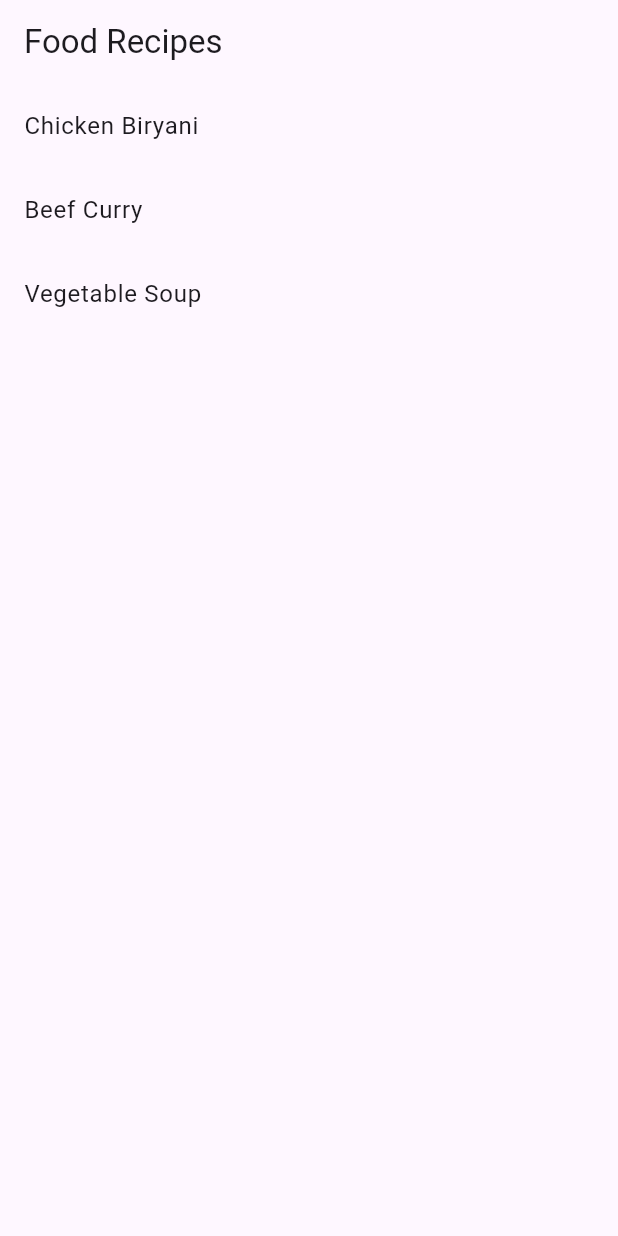
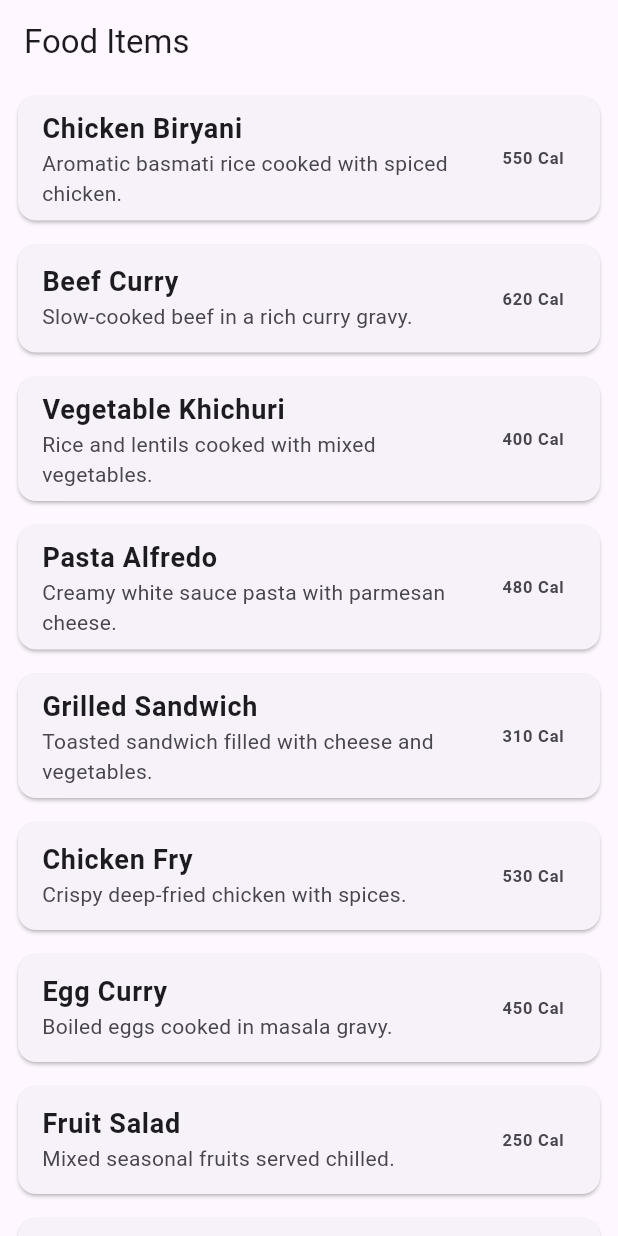
Before and after one commit to 48atif/LiveTestModule_14, a Flutter app: the screen it shows after launch, on a phone screen of 412 x 824 dp. Run offline on Flutter 3.47's test engine with Material 3 defaults, Android fonts, the phone set to English and light mode, and no system bars.

Commit message:
Added food model, screen, and JSON parsing assignment

```diff
--- /dev/null
+++ b/lib/food.dart
@@ -0,0 +1,22 @@
+class Food {
+  final int id;
+  final String title;
+  final String description;
+  final int calories;
+
+  Food({
+    required this.id,
+    required this.title,
+    required this.description,
+    required this.calories,
+  });
+
+  factory Food.fromJson(Map<String, dynamic> json) {
+    return Food(
+      id: json['id'],
+      title: json['title'],
+      description: json['description'],
+      calories: json['calories'],
+    );
+  }
+}
--- /dev/null
+++ b/lib/food_list_screen.dart
@@ -0,0 +1,71 @@
+import 'dart:convert';
+import 'package:flutter/material.dart';
+import 'food.dart';
+
+class FoodListScreen extends StatefulWidget {
+  const FoodListScreen({super.key});
+
+  @override
+  State<FoodListScreen> createState() => _FoodListScreenState();
+}
+
+class _FoodListScreenState extends State<FoodListScreen> {
+  List<Food> foods = [];
+
+  @override
+  void initState() {
+    super.initState();
+    loadFoods();
+  }
+
+  void loadFoods() {
+    const jsonString = '''
+    [
+      {"id": 1, "title": "Chicken Biryani", "description": "Aromatic basmati rice cooked with spiced chicken.", "calories": 550},
+      {"id": 2, "title": "Beef Curry", "description": "Slow-cooked beef in a rich curry gravy.", "calories": 620},
+      {"id": 3, "title": "Vegetable Khichuri", "description": "Rice and lentils cooked with mixed vegetables.", "calories": 400},
+      {"id": 4, "title": "Pasta Alfredo", "description": "Creamy white sauce pasta with parmesan cheese.", "calories": 480},
+      {"id": 5, "title": "Grilled Sandwich", "description": "Toasted sandwich filled with cheese and vegetables.", "calories": 310},
+      {"id": 6, "title": "Chicken Fry", "description": "Crispy deep-fried chicken with spices.", "calories": 530},
+      {"id": 7, "title": "Egg Curry", "description": "Boiled eggs cooked in masala gravy.", "calories": 450},
+      {"id": 8, "title": "Fruit Salad", "description": "Mixed seasonal fruits served chilled.", "calories": 250},
+      {"id": 9, "title": "Fried Rice", "description": "Rice fried with vegetables, egg, and soy sauce.", "calories": 500},
+      {"id": 10, "title": "Mango Lassi", "description": "Sweet yogurt drink blended with ripe mango.", "calories": 300}
+    ]
+    ''';
+
+    final List decoded = json.decode(jsonString);
+    foods = decoded.map((item) => Food.fromJson(item)).toList();
+    setState(() {});
+  }
+
+  @override
+  Widget build(BuildContext context) {
+    return Scaffold(
+      appBar: AppBar(
+        title: const Text("Food Items"),
+      ),
+      body: ListView.builder(
+        itemCount: foods.length,
+        itemBuilder: (context, index) {
+          final food = foods[index];
+
+          return Card(
+            margin: const EdgeInsets.symmetric(horizontal: 12, vertical: 8),
+            child: ListTile(
+              title: Text(
+                food.title,
+                style: const TextStyle(fontSize: 18, fontWeight: FontWeight.bold),
+              ),
+              subtitle: Text(food.description),
+              trailing: Text(
+                "${food.calories} Cal",
+                style: const TextStyle(fontWeight: FontWeight.bold),
+              ),
+            ),
+          );
+        },
+      ),
+    );
+  }
+}
--- a/lib/main.dart
+++ b/lib/main.dart
@@ -1,5 +1,5 @@
 import 'package:flutter/material.dart';
-import 'recipe_list.dart';
+import 'food_list_screen.dart';
 
 void main() {
   runApp(const MyApp());
@@ -12,7 +12,7 @@ class MyApp extends StatelessWidget {
   Widget build(BuildContext context) {
     return MaterialApp(
       debugShowCheckedModeBanner: false,
-      home: const RecipeList(),
+      home: const FoodListScreen(),
     );
   }
 }
--- a/lib/recipe.dart
+++ /dev/null
@@ -1,19 +0,0 @@
-class Recipe {
-  final int id;
-  final String title;
-  final List<String> ingredients;
-
-  Recipe({
-    required this.id,
-    required this.title,
-    required this.ingredients,
-  });
-
-  factory Recipe.fromJson(Map<String, dynamic> json) {
-    return Recipe(
-      id: json['id'],
-      title: json['title'],
-      ingredients: List<String>.from(json['ingredients']),
-    );
-  }
-}
--- a/lib/recipe_list.dart
+++ /dev/null
@@ -1,51 +0,0 @@
-import 'dart:convert';
-import 'package:flutter/material.dart';
-import 'recipe.dart';
-
-class RecipeList extends StatefulWidget {
-  const RecipeList({super.key});
-
-  @override
-  State<RecipeList> createState() => _RecipeListState();
-}
-
-class _RecipeListState extends State<RecipeList> {
-  List<Recipe> recipes = [];
-
-  @override
-  void initState() {
-    super.initState();
-    loadRecipes();
-  }
-
-  void loadRecipes() {
-    const jsonString = '''
-    [
-      {"id": 1, "title": "Chicken Biryani", "ingredients": ["Chicken","Rice","Spices"]},
-      {"id": 2, "title": "Beef Curry", "ingredients": ["Beef","Onion","Garlic"]},
-      {"id": 3, "title": "Vegetable Soup", "ingredients": ["Carrot","Potato","Beans"]}
-    ]
-    ''';
-
-    final List decoded = json.decode(jsonString);
-    recipes = decoded.map((item) => Recipe.fromJson(item)).toList();
-    setState(() {});
-  }
-
-  @override
-  Widget build(BuildContext context) {
-    return Scaffold(
-      appBar: AppBar(
-        title: const Text("Food Recipes"),
-      ),
-      body: ListView.builder(
-        itemCount: recipes.length,
-        itemBuilder: (context, index) {
-          return ListTile(
-            title: Text(recipes[index].title),
-          );
-        },
-      ),
-    );
-  }
-}
```
